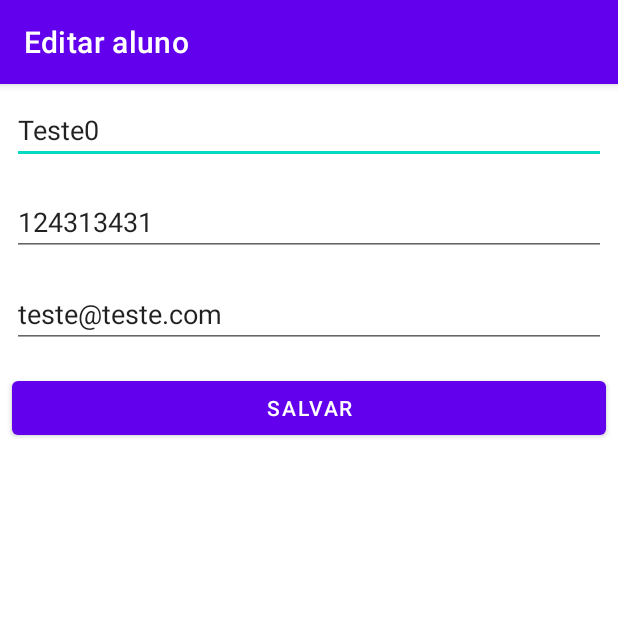
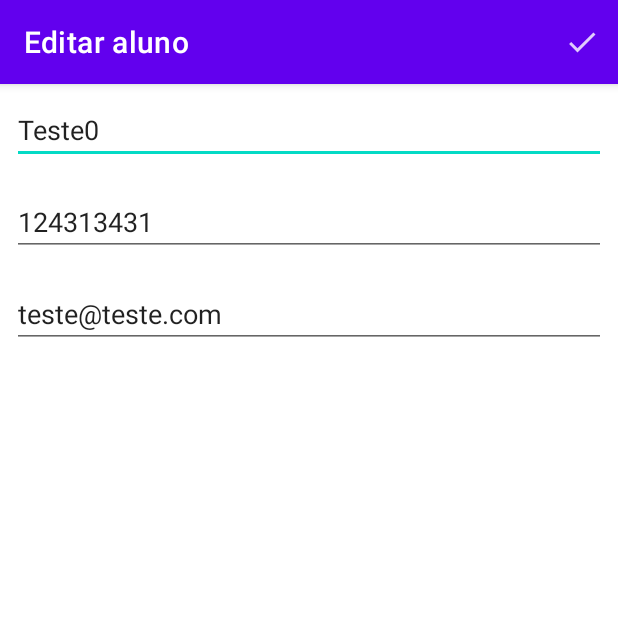
Before and after one commit to karlgama/android-agenda, an Android app: the screen it shows after launch (FormularioAlunoActivity), after a tap on an icon or button, on a phone screen of 412 x 824 dp, the top half of it. Run offline under Robolectric (Android 15) with nearby library versions, the phone set to English and light mode, and no system bars.

Commit message:
adicionando menu de opções

```diff
--- a/src/main/java/br/alura/ui/activity/FormularioAlunoActivity.java
+++ b/src/main/java/br/alura/ui/activity/FormularioAlunoActivity.java
@@ -4,9 +4,12 @@ import static br.alura.ui.activity.ConstantesActivities.CHAVE_ALUNO;
 
 import android.content.Intent;
 import android.os.Bundle;
+import android.view.Menu;
+import android.view.MenuItem;
 import android.widget.Button;
 import android.widget.EditText;
 
+import androidx.annotation.NonNull;
 import androidx.appcompat.app.AppCompatActivity;
 
 import br.alura.R;
@@ -29,8 +32,21 @@ public class FormularioAlunoActivity extends AppCompatActivity {
         super.onCreate(savedInstanceState);
         setContentView(R.layout.activity_formulario_aluno);
         inicializacaoDosCampos();
-        configuraBotaoSalvar();
         carregaAluno();
+    }
+
+    @Override
+    public boolean onCreateOptionsMenu(Menu menu) {
+        getMenuInflater().inflate(R.menu.activity_formulario_aluno_menu,menu);
+        return super.onCreateOptionsMenu(menu);
+    }
+
+    @Override
+    public boolean onOptionsItemSelected(@NonNull MenuItem item) {
+        int itemId = item.getItemId();
+        if(itemId==R.id.activity_formulario_aluno_menu_salvar)
+            finalizaFormulario();
+        return super.onOptionsItemSelected(item);
     }
 
     private void carregaAluno() {
@@ -51,12 +67,6 @@ public class FormularioAlunoActivity extends AppCompatActivity {
         campoTelefone.setText(aluno.getTelefone());
     }
 
-    private void configuraBotaoSalvar() {
-        Button botaoSalvar = findViewById(R.id.activity_formulario_aluno_botao_salvar);
-        botaoSalvar.setOnClickListener(view -> {
-            finalizaFormulario();
-        });
-    }
 
     private void finalizaFormulario() {
         preencheAluno();
--- a/src/main/java/br/alura/ui/activity/ListaAlunosActivity.java
+++ b/src/main/java/br/alura/ui/activity/ListaAlunosActivity.java
@@ -38,7 +38,7 @@ public class ListaAlunosActivity extends AppCompatActivity {
         setTitle(TITULO_APPBAR);
         configuraLista();
         configuraFabNovoAluno();
-        for (int i = 0; i < 20; i++) {
+        for (int i = 0; i < 2; i++) {
             dao.salva(new Aluno("Teste"+i,"124313431","teste@teste.com"));
         }
     }
--- /dev/null
+++ b/src/main/res/drawable-anydpi/ic_action_salvar.xml
@@ -0,0 +1,11 @@
+<vector xmlns:android="http://schemas.android.com/apk/res/android"
+    android:width="24dp"
+    android:height="24dp"
+    android:viewportWidth="24"
+    android:viewportHeight="24"
+    android:tint="#FFFFFF"
+    android:alpha="0.8">
+  <path
+      android:fillColor="@android:color/white"
+      android:pathData="M9,16.2L4.8,12l-1.4,1.4L9,19 21,7l-1.4,-1.4L9,16.2z"/>
+</vector>
--- a/src/main/res/layout/activity_formulario_aluno.xml
+++ b/src/main/res/layout/activity_formulario_aluno.xml
@@ -32,12 +32,5 @@
             android:hint="Email"
             android:inputType="textEmailAddress" />
 
-        <Button
-            android:id="@+id/activity_formulario_aluno_botao_salvar"
-            android:layout_width="match_parent"
-            android:layout_height="wrap_content"
-            android:layout_margin="8dp"
-            android:text="Salvar" />
-
     </LinearLayout>
 </ScrollView>
--- /dev/null
+++ b/src/main/res/menu/activity_formulario_aluno_menu.xml
@@ -0,0 +1,9 @@
+<?xml version="1.0" encoding="utf-8"?>
+<menu xmlns:android="http://schemas.android.com/apk/res/android"
+    xmlns:app="http://schemas.android.com/apk/res-auto">
+    <item android:id="@+id/activity_formulario_aluno_menu_salvar"
+        app:showAsAction="always"
+        android:title="Salvar"
+        android:icon="@drawable/ic_action_salvar"/>
+
+</menu>
```
Also changed, not shown: src/main/res/drawable-hdpi/ic_action_salvar.png (added), src/main/res/drawable-mdpi/ic_action_salvar.png (added), src/main/res/drawable-xhdpi/ic_action_salvar.png (added), src/main/res/drawable-xxhdpi/ic_action_salvar.png (added).
